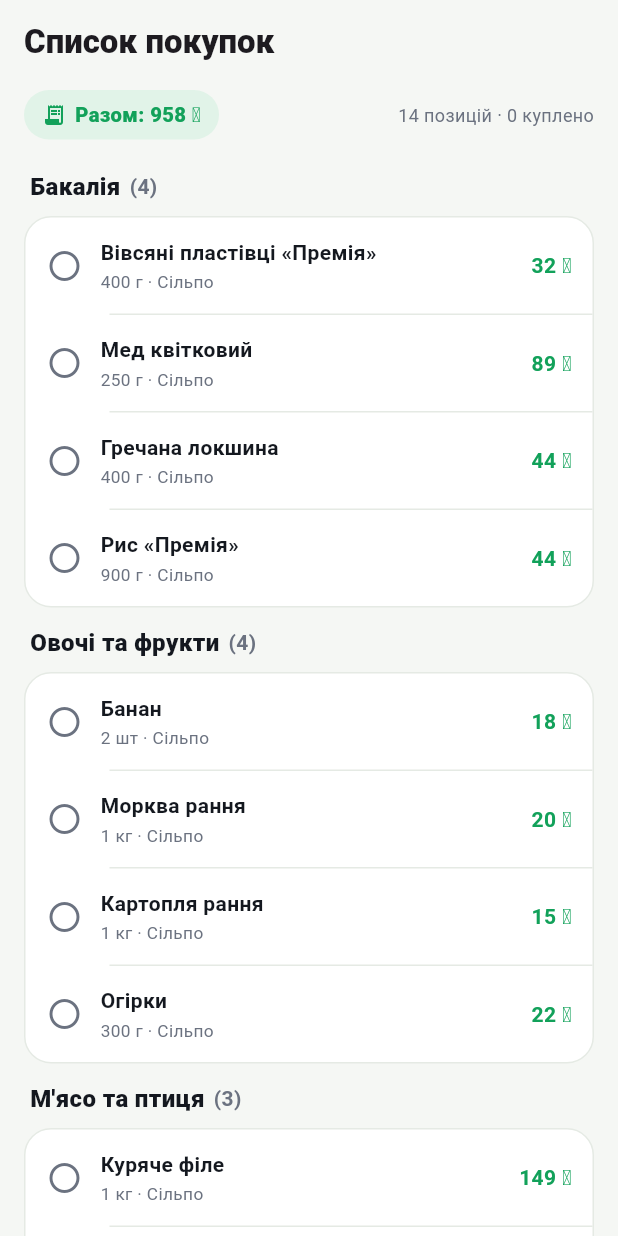
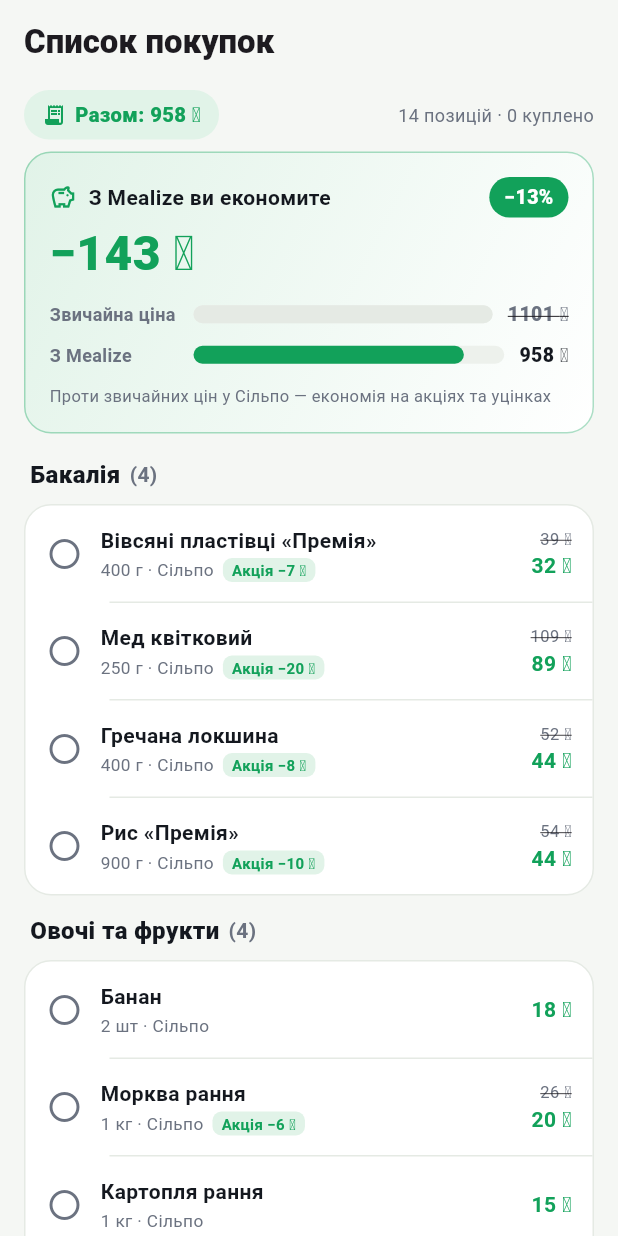
Before and after one commit to yevheniiGrabar/mobile-app, a Flutter app: the CartScreen widget shown alone on an empty page, opened directly, on a phone screen of 412 x 824 dp. Run offline on Flutter 3.47's test engine with Material 3 defaults, Android fonts, the phone set to English and light mode, and no system bars; our stand-ins replace fl_chart; network calls fail.

Commit message:
feat(app): provable savings on shopping list
- Ingredient.oldPrice (regular price before promo/markdown) + onSale/saved
- Savings card on Список: «З Mealize ви економите −X ₴ · −Y%» with a
  two-bar comparison (regular vs Mealize cart) — the provable-economy WOW
- Per-item: struck old price + «Акція −N ₴» badge on discounted items
- Baseline is explicit: «проти звичайних цін у Сільпо» (honest, MCP oldPrice)

```diff
--- a/lib/models.dart
+++ b/lib/models.dart
@@ -3,10 +3,14 @@
 class Ingredient {
   final String name;
   final String qty;
-  final int price; // грн
+  final int price; // грн (акційна/поточна)
   final String dept;
   final String store; // "Сільпо"
-  const Ingredient(this.name, this.qty, this.price, this.dept, {this.store = 'Сільпо'});
+  final int? oldPrice; // звичайна ціна (до акції/уцінки); null = без знижки
+  const Ingredient(this.name, this.qty, this.price, this.dept, {this.store = 'Сільпо', this.oldPrice});
+
+  bool get onSale => oldPrice != null && oldPrice! > price;
+  int get saved => onSale ? oldPrice! - price : 0;
 }
 
 class Meal {
@@ -72,9 +76,9 @@ class DayMenu {
 final List<DayMenu> mockWeek = [
   DayMenu('Понеділок', const [
     Meal(type: 'Сніданок', title: 'Вівсяна каша з бананом та медом', equipment: 'Плита', minutes: 15, kcal: 380, price: 55, img: 'oatmeal,porridge', kcalPer100: 95, ingredients: [
-      Ingredient('Вівсяні пластівці «Премія»', '400 г', 32, 'Бакалія'),
+      Ingredient('Вівсяні пластівці «Премія»', '400 г', 32, 'Бакалія', oldPrice: 39),
       Ingredient('Банан', '2 шт', 18, 'Овочі та фрукти'),
-      Ingredient('Мед квітковий', '250 г', 89, 'Бакалія'),
+      Ingredient('Мед квітковий', '250 г', 89, 'Бакалія', oldPrice: 109),
     ], steps: [
       'Закип\'яти 400 мл води або молока в каструлі.',
       'Всип 80 г вівсяних пластівців, вари на малому вогні 5–7 хв, помішуючи.',
@@ -82,26 +86,26 @@ final List<DayMenu> mockWeek = [
       'Зніми з вогню, полий медом і подавай теплою.',
     ]),
     Meal(type: 'Обід', title: 'Курячий бульйон з гречаною локшиною', equipment: 'Духовка', minutes: 30, kcal: 520, price: 82, img: 'chicken,soup', ingredients: [
-      Ingredient('Куряче філе', '1 кг', 149, 'М\'ясо та птиця'),
-      Ingredient('Гречана локшина', '400 г', 44, 'Бакалія'),
-      Ingredient('Морква рання', '1 кг', 20, 'Овочі та фрукти'),
+      Ingredient('Куряче філе', '1 кг', 149, 'М\'ясо та птиця', oldPrice: 175),
+      Ingredient('Гречана локшина', '400 г', 44, 'Бакалія', oldPrice: 52),
+      Ingredient('Морква рання', '1 кг', 20, 'Овочі та фрукти', oldPrice: 26),
     ]),
     Meal(type: 'Вечеря', title: 'Запечене куряче філе з картоплею', equipment: 'Духовка', minutes: 35, kcal: 610, price: 79, img: 'roast,chicken,potato', ingredients: [
       Ingredient('Картопля рання', '1 кг', 15, 'Овочі та фрукти'),
-      Ingredient('Куряче філе', '0.5 кг', 75, 'М\'ясо та птиця'),
+      Ingredient('Куряче філе', '0.5 кг', 75, 'М\'ясо та птиця', oldPrice: 89),
     ]),
   ]),
   DayMenu('Вівторок', const [
     Meal(type: 'Сніданок', title: 'Омлет із сиром та хлібом', equipment: 'Плита', minutes: 12, kcal: 420, price: 48, img: 'omelette,eggs', ingredients: [
       Ingredient('Яйця C0 10 шт', '1 уп', 78, 'Молочні продукти'),
-      Ingredient('Сир твердий Пирятин', '200 г', 83, 'Молочні продукти'),
+      Ingredient('Сир твердий Пирятин', '200 г', 83, 'Молочні продукти', oldPrice: 99),
     ]),
     Meal(type: 'Обід', title: 'Плов з куркою та рисом', equipment: 'Мультиварка', minutes: 45, kcal: 640, price: 96, img: 'pilaf,rice', ingredients: [
-      Ingredient('Рис «Премія»', '900 г', 44, 'Бакалія'),
+      Ingredient('Рис «Премія»', '900 г', 44, 'Бакалія', oldPrice: 54),
       Ingredient('Куряче філе', '0.6 кг', 90, 'М\'ясо та птиця'),
     ]),
     Meal(type: 'Вечеря', title: 'Салат із запеченою рибою', equipment: 'Духовка', minutes: 25, kcal: 480, price: 120, img: 'salmon,salad', ingredients: [
-      Ingredient('Сьомга філе', '300 г', 199, 'Риба'),
+      Ingredient('Сьомга філе', '300 г', 199, 'Риба', oldPrice: 235),
       Ingredient('Огірки', '300 г', 22, 'Овочі та фрукти'),
     ]),
   ]),
--- a/lib/screens/cart_screen.dart
+++ b/lib/screens/cart_screen.dart
@@ -4,7 +4,7 @@ import '../models.dart';
 import '../data/stores.dart';
 
 /// Список покупок (Stitch): згруповано по відділах, картки з чекбоксами,
-/// куплене — закреслено. Оформлення через активний магазин (регіон-aware).
+/// куплене — закреслено. Зверху — доказова економія (проти звичайних цін).
 class CartScreen extends StatefulWidget {
   const CartScreen({super.key});
   @override
@@ -19,8 +19,12 @@ class _CartScreenState extends State<CartScreen> {
   @override
   Widget build(BuildContext context) {
     final byDept = shoppingListByDept();
-    final total = byDept.values.expand((e) => e).fold<int>(0, (s, i) => s + i.price);
-    final count = byDept.values.fold<int>(0, (s, e) => s + e.length);
+    final items = byDept.values.expand((e) => e).toList();
+    final pay = items.fold<int>(0, (s, i) => s + i.price);              // до сплати (з акціями)
+    final regular = items.fold<int>(0, (s, i) => s + (i.oldPrice ?? i.price)); // без акцій
+    final saved = regular - pay;
+    final pct = regular > 0 ? (saved / regular * 100).round() : 0;
+    final count = items.length;
     final store = StoreRegistry.instance.active.info;
     final canOrder = store.canOrder;
 
@@ -36,12 +40,17 @@ class _CartScreenState extends State<CartScreen> {
             child: Row(mainAxisSize: MainAxisSize.min, children: [
               const Icon(Icons.receipt_long, size: 16, color: AppColors.accent),
               const SizedBox(width: 6),
-              Text('Разом: $total ₴', style: const TextStyle(color: AppColors.accent, fontSize: 13.5, fontWeight: FontWeight.w800)),
+              Text('Разом: $pay ₴', style: const TextStyle(color: AppColors.accent, fontSize: 13.5, fontWeight: FontWeight.w800)),
             ]),
           ),
           const Spacer(),
           Text('$count позицій · ${_checked.length} куплено', style: const TextStyle(fontSize: 12, color: AppColors.muted)),
         ]),
+      )),
+      // Картка «доказова економія»
+      if (saved > 0) SliverToBoxAdapter(child: Padding(
+        padding: const EdgeInsets.fromLTRB(16, 0, 16, 4),
+        child: _savingsCard(regular, pay, saved, pct),
       )),
       for (final entry in byDept.entries) ...[
         SliverToBoxAdapter(child: Padding(
@@ -83,6 +92,54 @@ class _CartScreenState extends State<CartScreen> {
     ]);
   }
 
+  /// Доказова економія: сума + % + порівняння двох кошиків.
+  Widget _savingsCard(int regular, int pay, int saved, int pct) {
+    final frac = regular > 0 ? pay / regular : 1.0;
+    return Container(
+      padding: const EdgeInsets.all(16),
+      decoration: BoxDecoration(
+        borderRadius: BorderRadius.circular(18),
+        gradient: const LinearGradient(begin: Alignment.topLeft, end: Alignment.bottomRight,
+          colors: [AppColors.accentSoft, AppColors.surface]),
+        border: Border.all(color: AppColors.accent.withValues(alpha: 0.35)),
+      ),
+      child: Column(crossAxisAlignment: CrossAxisAlignment.start, children: [
+        Row(children: [
+          const Icon(Icons.savings_outlined, size: 18, color: AppColors.accent),
+          const SizedBox(width: 8),
+          const Text('З Mealize ви економите', style: TextStyle(fontSize: 14, fontWeight: FontWeight.w700)),
+          const Spacer(),
+          Container(padding: const EdgeInsets.symmetric(horizontal: 10, vertical: 4),
+            decoration: BoxDecoration(color: AppColors.accent, borderRadius: BorderRadius.circular(20)),
+            child: Text('−$pct%', style: const TextStyle(color: Colors.white, fontSize: 13, fontWeight: FontWeight.w800))),
+        ]),
+        const SizedBox(height: 6),
+        Text('−$saved ₴', style: const TextStyle(fontSize: 32, fontWeight: FontWeight.w900, color: AppColors.accent, height: 1.1)),
+        const SizedBox(height: 14),
+        _bar('Звичайна ціна', regular, 1.0, AppColors.line, AppColors.muted, strike: true),
+        const SizedBox(height: 8),
+        _bar('З Mealize', pay, frac, AppColors.accent, AppColors.text),
+        const SizedBox(height: 10),
+        const Text('Проти звичайних цін у Сільпо — економія на акціях та уцінках',
+          style: TextStyle(fontSize: 11, color: AppColors.muted)),
+      ]),
+    );
+  }
+
+  Widget _bar(String label, int amount, double frac, Color fill, Color amountColor, {bool strike = false}) {
+    return Row(children: [
+      SizedBox(width: 96, child: Text(label, style: const TextStyle(fontSize: 12, color: AppColors.muted, fontWeight: FontWeight.w600))),
+      Expanded(child: Stack(children: [
+        Container(height: 12, decoration: BoxDecoration(color: AppColors.surface2, borderRadius: BorderRadius.circular(6))),
+        FractionallySizedBox(widthFactor: frac.clamp(0.05, 1.0),
+          child: Container(height: 12, decoration: BoxDecoration(color: fill, borderRadius: BorderRadius.circular(6)))),
+      ])),
+      const SizedBox(width: 10),
+      Text('$amount ₴', style: TextStyle(fontSize: 13, fontWeight: FontWeight.w800, color: amountColor,
+        decoration: strike ? TextDecoration.lineThrough : null)),
+    ]);
+  }
+
   Widget _itemRow(String dept, int i, Ingredient it) {
     final key = _key(dept, i);
     final done = _checked.contains(key);
@@ -99,11 +156,23 @@ class _CartScreenState extends State<CartScreen> {
               color: done ? AppColors.muted : AppColors.text,
               decoration: done ? TextDecoration.lineThrough : null)),
             const SizedBox(height: 2),
-            Text('${it.qty} · ${it.store}', style: const TextStyle(fontSize: 11.5, color: AppColors.muted)),
+            Row(children: [
+              Text('${it.qty} · ${it.store}', style: const TextStyle(fontSize: 11.5, color: AppColors.muted)),
+              if (it.onSale) ...[
+                const SizedBox(width: 6),
+                Container(padding: const EdgeInsets.symmetric(horizontal: 6, vertical: 1),
+                  decoration: BoxDecoration(color: AppColors.accentSoft, borderRadius: BorderRadius.circular(6)),
+                  child: Text('Акція −${it.saved} ₴', style: const TextStyle(fontSize: 10, color: AppColors.accent, fontWeight: FontWeight.w700))),
+              ],
+            ]),
           ])),
-          Text('${it.price} ₴', style: TextStyle(fontSize: 14, fontWeight: FontWeight.w700,
-            color: done ? AppColors.muted : AppColors.green,
-            decoration: done ? TextDecoration.lineThrough : null)),
+          Column(crossAxisAlignment: CrossAxisAlignment.end, children: [
+            if (it.onSale)
+              Text('${it.oldPrice} ₴', style: const TextStyle(fontSize: 11, color: AppColors.muted, decoration: TextDecoration.lineThrough)),
+            Text('${it.price} ₴', style: TextStyle(fontSize: 14, fontWeight: FontWeight.w700,
+              color: done ? AppColors.muted : AppColors.green,
+              decoration: done ? TextDecoration.lineThrough : null)),
+          ]),
         ]),
       ),
     );
```
